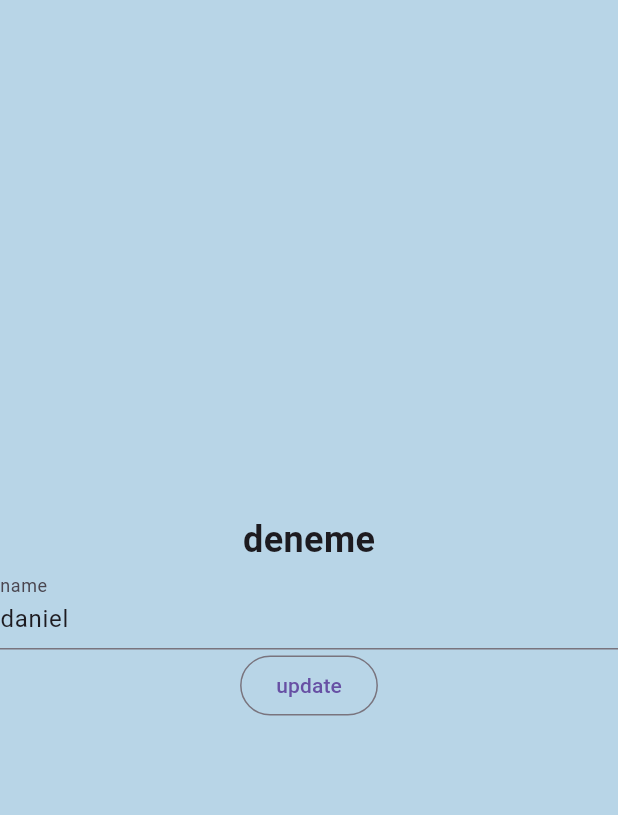
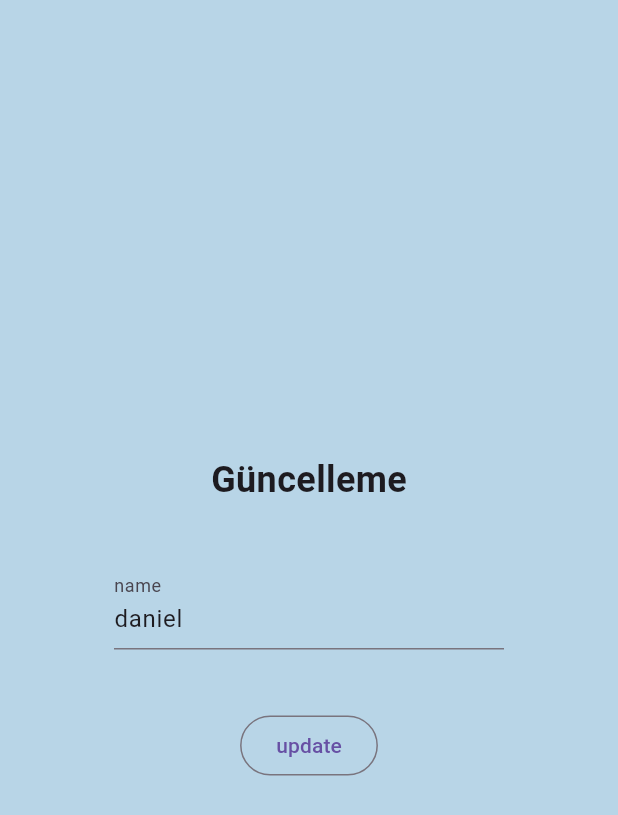
Before and after one commit to anquitas/odev2, a Flutter app: the screen it shows after launch, after a tap on "update", on a phone screen of 412 x 824 dp. Shown: the top 815 px of the screen. Run offline on Flutter 3.47's test engine with Material 3 defaults, Android fonts, the phone set to English and light mode, and no system bars.

Commit message:
update component styling

```diff
--- a/lib/components/update_component.dart
+++ b/lib/components/update_component.dart
@@ -30,13 +30,22 @@ class UpdateDisplay extends StatelessWidget {
   }
 
   @override
-  Widget build(BuildContext context) => Column(
+  Widget build(BuildContext context) => Center(
+  child: SizedBox(
+    width: 260,
+    child: Column(
+      mainAxisSize: MainAxisSize.min,
       children: [
         TextField(
           controller: _controller,
           decoration: InputDecoration(labelText: name),
         ),
+        SizedBox(height: 40),
         OutlinedButton(onPressed: onPressed, child: Text('update')),
       ],
+    ),
+  ),
 );
+
+
 }
--- a/lib/views/update_screen.dart
+++ b/lib/views/update_screen.dart
@@ -21,9 +21,10 @@ class UpdateScreen extends StatelessWidget {
     mainAxisAlignment: MainAxisAlignment.center,
     children: [
       Text(
-        'deneme',
+        'Güncelleme',
         style: TextStyle(fontSize: 24, fontWeight: FontWeight.bold),
       ),
+      SizedBox(height: 40),
       // UpdateDisplay(name: 'name', defaultValue: 'samantha', onClick: (){ print('böööö');},)
       UpdateDisplay.fromObject(updateObject: updateObject),
     ],
```
Lines whose indentation alone changed are shown as unchanged.
